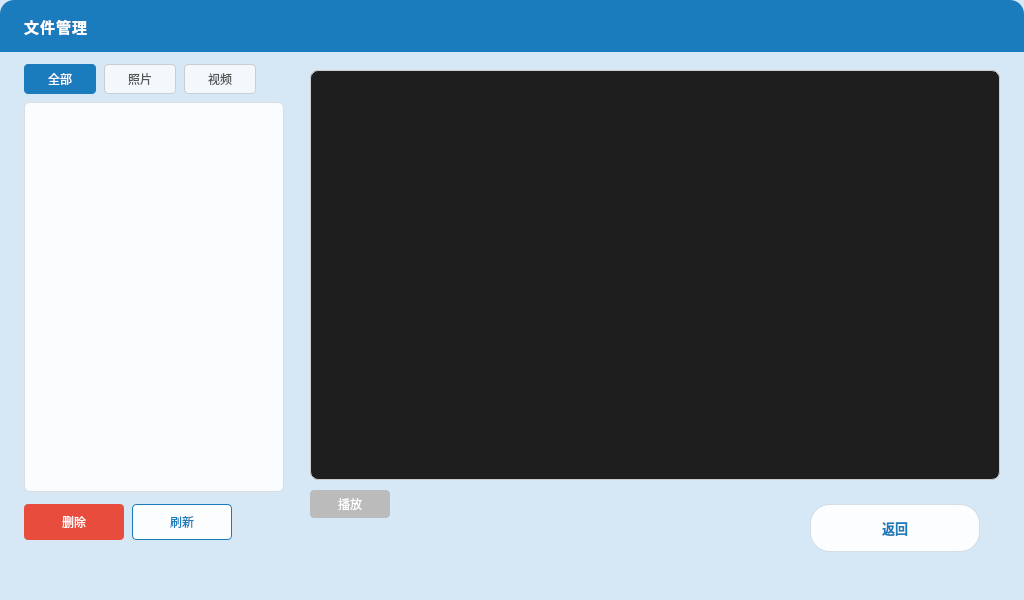
The window that fops.ui (Yesorjdjw/sMonitor) describes before a commit, drawn with Qt 5.
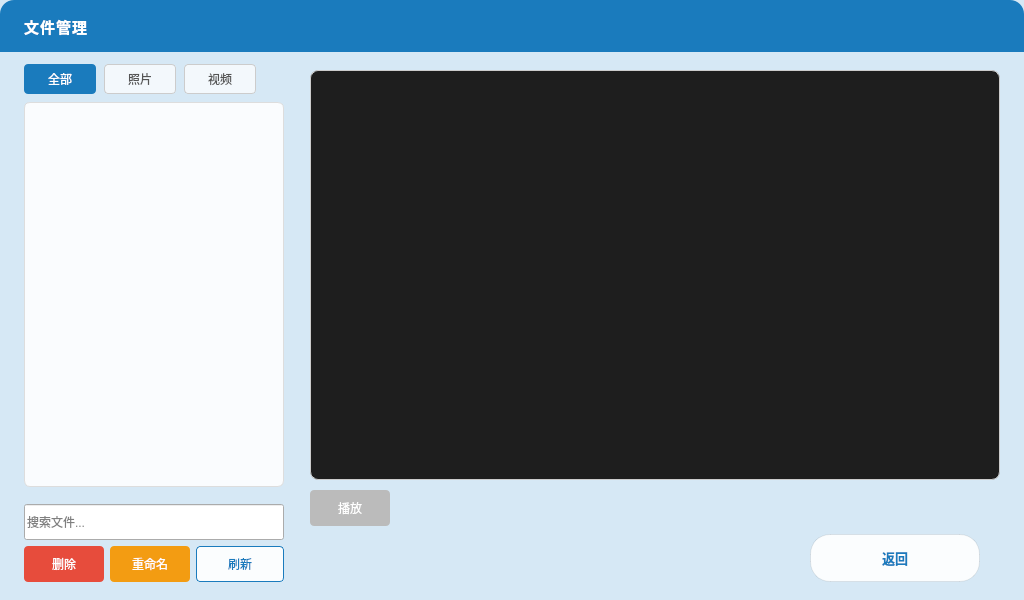
The same window after the commit.

The edit to the form file:
```diff
--- a/fops.ui
+++ b/fops.ui
@@ -115,27 +115,37 @@
    <property name="checkable"><bool>true</bool></property>
   </widget>
   <widget class="QListWidget" name="fileList">
-   <property name="geometry"><rect><x>24</x><y>102</y><width>260</width><height>390</height></rect></property>
+   <property name="geometry"><rect><x>24</x><y>102</y><width>260</width><height>385</height></rect></property>
+   <property name="iconSize"><size><width>60</width><height>45</height></size></property>
   </widget>
   <widget class="QLabel" name="preview">
    <property name="geometry"><rect><x>310</x><y>70</y><width>690</width><height>410</height></rect></property>
    <property name="alignment"><set>Qt::AlignCenter</set></property>
   </widget>
   <widget class="QPushButton" name="playBtn">
-   <property name="geometry"><rect><x>310</x><y>490</y><width>80</width><height>28</height></rect></property>
+   <property name="geometry"><rect><x>310</x><y>490</y><width>80</width><height>36</height></rect></property>
    <property name="text"><string>播放</string></property>
    <property name="enabled"><bool>false</bool></property>
   </widget>
+  <widget class="QLineEdit" name="searchInput">
+   <property name="geometry"><rect><x>24</x><y>504</y><width>260</width><height>36</height></rect></property>
+   <property name="placeholderText"><string>搜索文件...</string></property>
+  </widget>
   <widget class="QPushButton" name="delBtn">
-   <property name="geometry"><rect><x>24</x><y>504</y><width>100</width><height>36</height></rect></property>
+   <property name="geometry"><rect><x>24</x><y>546</y><width>80</width><height>36</height></rect></property>
    <property name="text"><string>删除</string></property>
   </widget>
+  <widget class="QPushButton" name="renameBtn">
+   <property name="geometry"><rect><x>110</x><y>546</y><width>80</width><height>36</height></rect></property>
+   <property name="text"><string>重命名</string></property>
+   <property name="styleSheet"><string>background: #f39c12; color: #fff; border: none; border-radius: 4px; font-size: 12px;</string></property>
+  </widget>
   <widget class="QPushButton" name="refreshBtn">
-   <property name="geometry"><rect><x>132</x><y>504</y><width>100</width><height>36</height></rect></property>
+   <property name="geometry"><rect><x>196</x><y>546</y><width>88</width><height>36</height></rect></property>
    <property name="text"><string>刷新</string></property>
   </widget>
   <widget class="QPushButton" name="pushButton">
-   <property name="geometry"><rect><x>810</x><y>504</y><width>170</width><height>48</height></rect></property>
+   <property name="geometry"><rect><x>810</x><y>534</y><width>170</width><height>48</height></rect></property>
    <property name="text"><string>返回</string></property>
   </widget>
   <widget class="QLabel" name="hintLabel">
```
